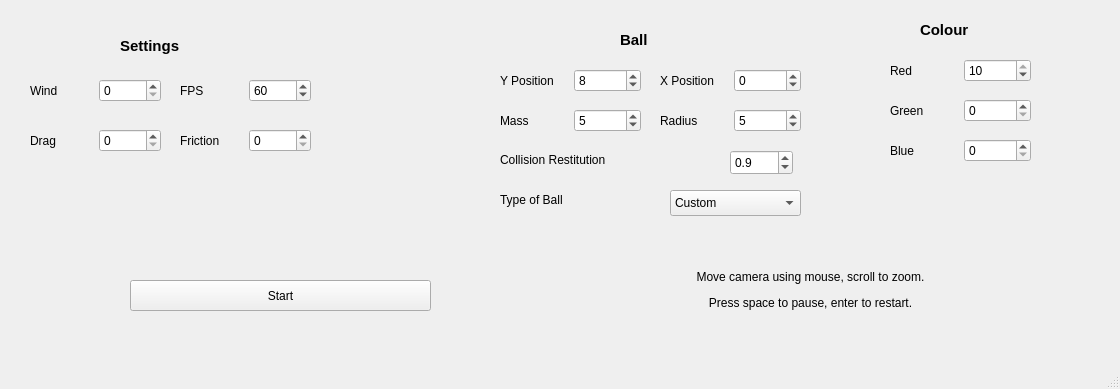
benlswift/Bouncing-Balls, file mainwindow.ui: the form before one commit.
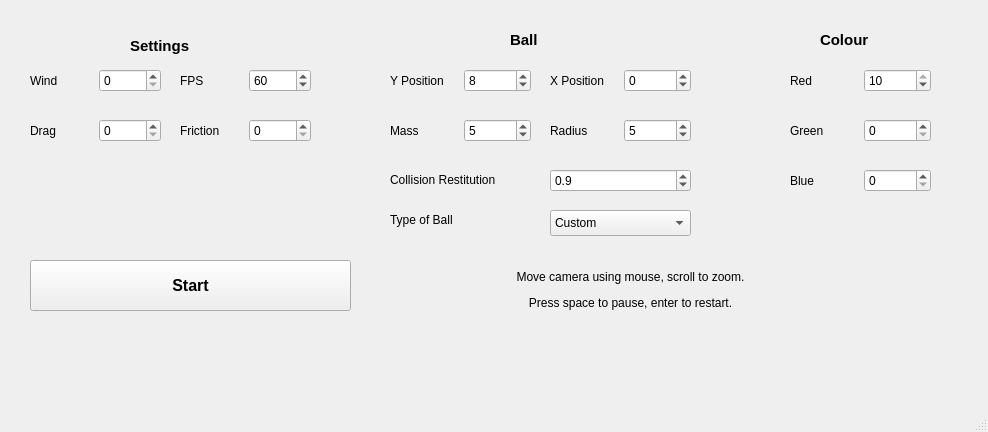
The form after the commit.

Patch:
```diff
--- a/mainwindow.ui
+++ b/mainwindow.ui
@@ -6,8 +6,8 @@
    <rect>
     <x>0</x>
     <y>0</y>
-    <width>1120</width>
-    <height>389</height>
+    <width>988</width>
+    <height>432</height>
    </rect>
   </property>
   <property name="windowTitle">
@@ -17,12 +17,19 @@
    <widget class="QPushButton" name="startButton">
     <property name="geometry">
      <rect>
-      <x>130</x>
-      <y>280</y>
-      <width>301</width>
-      <height>31</height>
+      <x>30</x>
+      <y>260</y>
+      <width>321</width>
+      <height>51</height>
      </rect>
     </property>
+    <property name="font">
+     <font>
+      <pointsize>12</pointsize>
+      <weight>75</weight>
+      <bold>true</bold>
+     </font>
+    </property>
     <property name="text">
      <string>Start</string>
     </property>
@@ -30,8 +37,8 @@
    <widget class="QWidget" name="horizontalLayoutWidget_2">
     <property name="geometry">
      <rect>
-      <x>500</x>
-      <y>100</y>
+      <x>390</x>
+      <y>110</y>
       <width>141</width>
       <height>41</height>
      </rect>
@@ -62,7 +69,7 @@
    <widget class="QWidget" name="horizontalLayoutWidget">
     <property name="geometry">
      <rect>
-      <x>500</x>
+      <x>390</x>
       <y>60</y>
       <width>141</width>
       <height>41</height>
@@ -97,7 +104,7 @@
    <widget class="QWidget" name="horizontalLayoutWidget_3">
     <property name="geometry">
      <rect>
-      <x>660</x>
+      <x>550</x>
       <y>60</y>
       <width>141</width>
       <height>41</height>
@@ -129,8 +136,8 @@
    <widget class="QWidget" name="horizontalLayoutWidget_4">
     <property name="geometry">
      <rect>
-      <x>660</x>
-      <y>100</y>
+      <x>550</x>
+      <y>110</y>
       <width>141</width>
       <height>41</height>
      </rect>
@@ -161,27 +168,11 @@
      </item>
     </layout>
    </widget>
-   <widget class="QLabel" name="label_6">
-    <property name="geometry">
-     <rect>
-      <x>500</x>
-      <y>140</y>
-      <width>151</width>
-      <height>41</height>
-     </rect>
-    </property>
-    <property name="text">
-     <string>&lt;html&gt;&lt;head/&gt;&lt;body&gt;&lt;p&gt;Collision Restitution&lt;/p&gt;&lt;/body&gt;&lt;/html&gt;</string>
-    </property>
-    <property name="textFormat">
-     <enum>Qt::RichText</enum>
-    </property>
-   </widget>
    <widget class="QLabel" name="label_7">
     <property name="geometry">
      <rect>
-      <x>500</x>
-      <y>190</y>
+      <x>390</x>
+      <y>210</y>
       <width>101</width>
       <height>21</height>
      </rect>
@@ -196,9 +187,9 @@
    <widget class="QComboBox" name="ballBox">
     <property name="geometry">
      <rect>
-      <x>670</x>
-      <y>190</y>
-      <width>131</width>
+      <x>550</x>
+      <y>210</y>
+      <width>141</width>
       <height>26</height>
      </rect>
     </property>
@@ -232,8 +223,8 @@
    <widget class="QWidget" name="horizontalLayoutWidget_5">
     <property name="geometry">
      <rect>
-      <x>890</x>
-      <y>130</y>
+      <x>790</x>
+      <y>160</y>
       <width>141</width>
       <height>41</height>
      </rect>
@@ -264,8 +255,8 @@
    <widget class="QWidget" name="horizontalLayoutWidget_6">
     <property name="geometry">
      <rect>
-      <x>890</x>
-      <y>50</y>
+      <x>790</x>
+      <y>60</y>
       <width>141</width>
       <height>41</height>
      </rect>
@@ -296,8 +287,8 @@
    <widget class="QWidget" name="horizontalLayoutWidget_8">
     <property name="geometry">
      <rect>
-      <x>890</x>
-      <y>90</y>
+      <x>790</x>
+      <y>110</y>
       <width>141</width>
       <height>41</height>
      </rect>
@@ -328,8 +319,8 @@
    <widget class="QLabel" name="label_10">
     <property name="geometry">
      <rect>
-      <x>920</x>
-      <y>20</y>
+      <x>820</x>
+      <y>30</y>
       <width>81</width>
       <height>20</height>
      </rect>
@@ -348,7 +339,7 @@
    <widget class="QLabel" name="label_12">
     <property name="geometry">
      <rect>
-      <x>660</x>
+      <x>480</x>
       <y>270</y>
       <width>301</width>
       <height>81</height>
@@ -358,32 +349,10 @@
      <string>&lt;html&gt;&lt;head/&gt;&lt;body&gt;&lt;p align=&quot;center&quot;&gt;Move camera using mouse, scroll to zoom.&lt;/p&gt;&lt;p align=&quot;center&quot;&gt;Press space to pause, enter to restart.&lt;/p&gt;&lt;p align=&quot;center&quot;&gt;&lt;br/&gt;&lt;/p&gt;&lt;/body&gt;&lt;/html&gt;</string>
     </property>
    </widget>
-   <widget class="QDoubleSpinBox" name="colRestBox">
-    <property name="geometry">
-     <rect>
-      <x>730</x>
-      <y>150</y>
-      <width>63</width>
-      <height>25</height>
-     </rect>
-    </property>
-    <property name="decimals">
-     <number>1</number>
-    </property>
-    <property name="maximum">
-     <double>1.000000000000000</double>
-    </property>
-    <property name="singleStep">
-     <double>0.100000000000000</double>
-    </property>
-    <property name="value">
-     <double>0.900000000000000</double>
-    </property>
-   </widget>
    <widget class="QLabel" name="label_16">
     <property name="geometry">
      <rect>
-      <x>620</x>
+      <x>510</x>
       <y>30</y>
       <width>81</width>
       <height>20</height>
@@ -403,7 +372,7 @@
    <widget class="QLabel" name="label_17">
     <property name="geometry">
      <rect>
-      <x>120</x>
+      <x>130</x>
       <y>30</y>
       <width>141</width>
       <height>31</height>
@@ -424,7 +393,7 @@
     <property name="geometry">
      <rect>
       <x>30</x>
-      <y>70</y>
+      <y>60</y>
       <width>131</width>
       <height>41</height>
      </rect>
@@ -450,7 +419,7 @@
     <property name="geometry">
      <rect>
       <x>180</x>
-      <y>70</y>
+      <y>60</y>
       <width>131</width>
       <height>41</height>
      </rect>
@@ -466,7 +435,7 @@
      <item>
       <widget class="QSpinBox" name="fpsBox">
        <property name="minimum">
-        <number>1</number>
+        <number>10</number>
        </property>
        <property name="maximum">
         <number>120</number>
@@ -485,7 +454,7 @@
     <property name="geometry">
      <rect>
       <x>30</x>
-      <y>120</y>
+      <y>110</y>
       <width>131</width>
       <height>41</height>
      </rect>
@@ -511,7 +480,7 @@
     <property name="geometry">
      <rect>
       <x>180</x>
-      <y>120</y>
+      <y>110</y>
       <width>131</width>
       <height>41</height>
      </rect>
@@ -533,6 +502,62 @@
      </item>
     </layout>
    </widget>
+   <widget class="QWidget" name="horizontalLayoutWidget_12">
+    <property name="geometry">
+     <rect>
+      <x>390</x>
+      <y>160</y>
+      <width>141</width>
+      <height>41</height>
+     </rect>
+    </property>
+    <layout class="QHBoxLayout" name="horizontalLayout_12">
+     <item>
+      <widget class="QLabel" name="label_6">
+       <property name="text">
+        <string>&lt;html&gt;&lt;head/&gt;&lt;body&gt;&lt;p&gt;Collision Restitution&lt;/p&gt;&lt;/body&gt;&lt;/html&gt;</string>
+       </property>
+       <property name="textFormat">
+        <enum>Qt::RichText</enum>
+       </property>
+      </widget>
+     </item>
+    </layout>
+   </widget>
+   <widget class="QWidget" name="horizontalLayoutWidget_13">
+    <property name="geometry">
+     <rect>
+      <x>550</x>
+      <y>160</y>
+      <width>141</width>
+      <height>41</height>
+     </rect>
+    </property>
+    <layout class="QHBoxLayout" name="horizontalLayout_13">
+     <item>
+      <widget class="QDoubleSpinBox" name="colRestBox">
+       <property name="maximumSize">
+        <size>
+         <width>50000</width>
+         <height>16777215</height>
+        </size>
+       </property>
+       <property name="decimals">
+        <number>1</number>
+       </property>
+       <property name="maximum">
+        <double>1.000000000000000</double>
+       </property>
+       <property name="singleStep">
+        <double>0.100000000000000</double>
+       </property>
+       <property name="value">
+        <double>0.900000000000000</double>
+       </property>
+      </widget>
+     </item>
+    </layout>
+   </widget>
   </widget>
   <widget class="QMenuBar" name="menubar">
    <property name="geometry">
```
Left out of the diff: 2 changed lines with no effect on the pictures.
